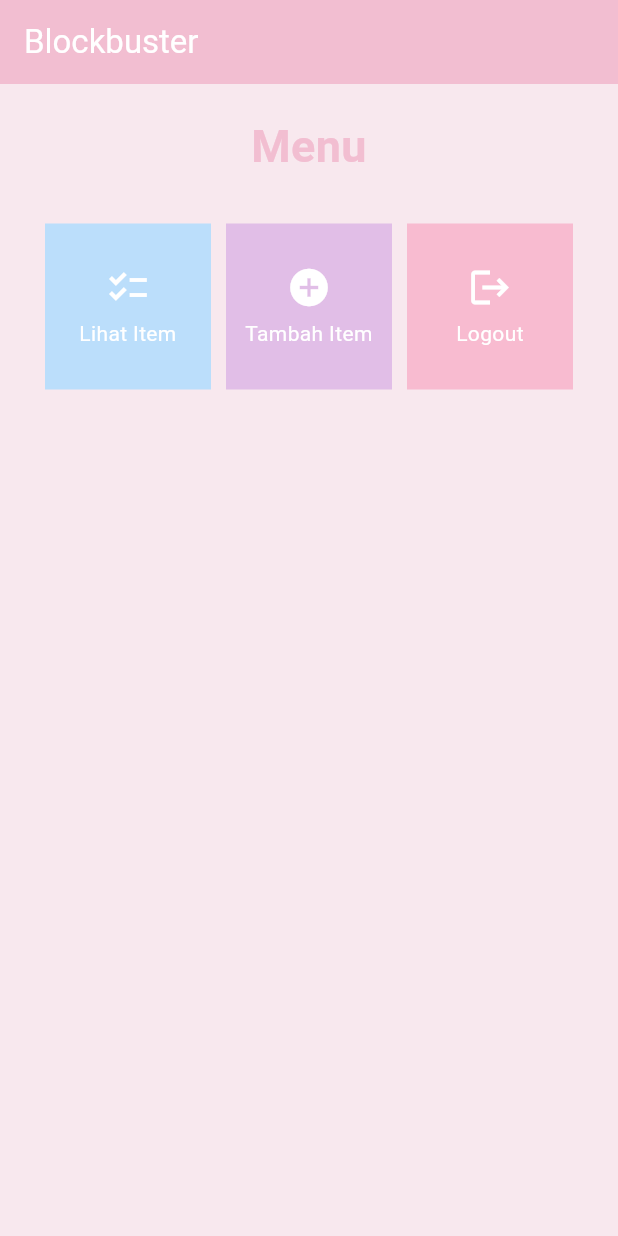
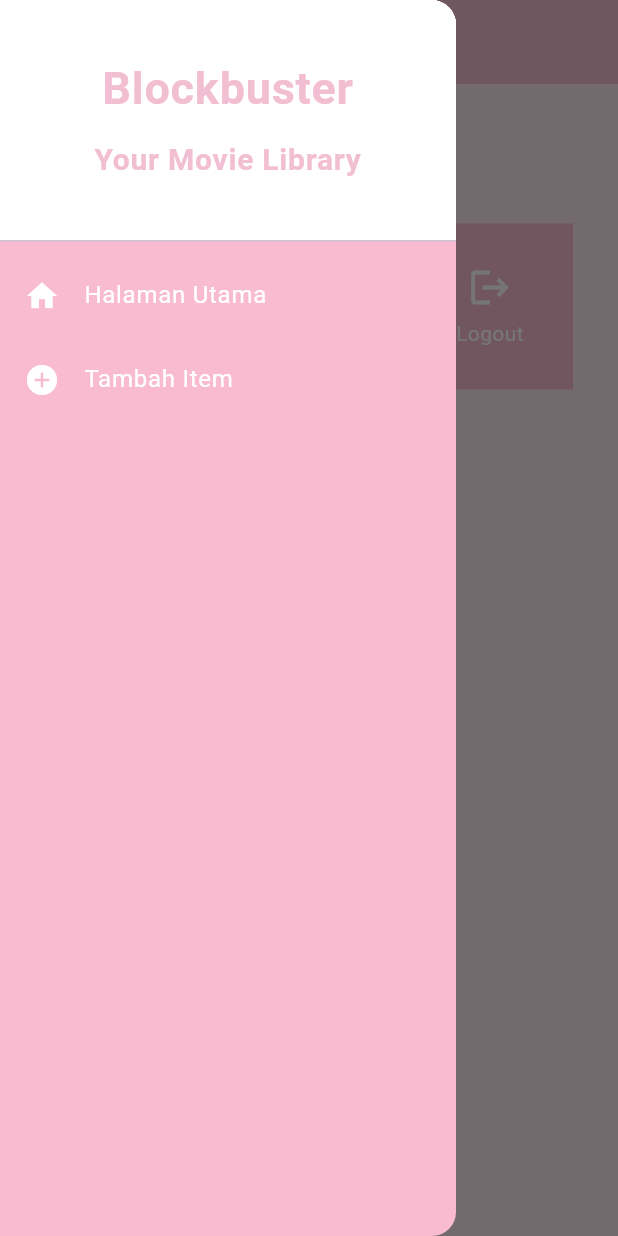
Before and after one commit to jessiruth/blockbuster-flutter, a Flutter app: the screen it shows after launch, with the side drawer open (before the commit the screen has no drawer), on a phone screen of 412 x 824 dp. Run offline on Flutter 3.47's test engine with Material 2 defaults, Android fonts, the light colour scheme and no system bars; our stand-ins replace image_picker.

Commit message:
Add left drawer for menu and add item screens

```diff
--- a/lib/screens/add_item.dart
+++ b/lib/screens/add_item.dart
@@ -3,6 +3,7 @@
 import 'package:image_picker/image_picker.dart';
 import 'package:flutter/material.dart';
 import 'package:blockbuster/models/item.dart';
+import 'package:blockbuster/widgets/left_drawer.dart';
 
 class AddItem extends StatefulWidget {
   const AddItem({Key? key}) : super(key: key);
@@ -33,6 +34,7 @@
           foregroundColor: Colors.white,
           backgroundColor: Theme.of(context).primaryColor,
         ),
+        drawer: const LeftDrawer(),
         body: Form(
           key: _formKey,
           child: SingleChildScrollView(
--- a/lib/screens/menu.dart
+++ b/lib/screens/menu.dart
@@ -1,5 +1,6 @@
 import 'package:flutter/material.dart';
 import 'package:blockbuster/widgets/menu_item.dart';
+import 'package:blockbuster/widgets/left_drawer.dart';
 
 class Menu extends StatelessWidget {
   Menu({Key? key}) : super(key: key);
@@ -18,6 +19,7 @@
         foregroundColor: Colors.white,
         backgroundColor: Theme.of(context).primaryColor,
       ),
+      drawer: const LeftDrawer(),
       body: SingleChildScrollView(
         child: Padding(
           padding: const EdgeInsets.all(10.0),
--- /dev/null
+++ b/lib/widgets/left_drawer.dart
@@ -0,0 +1,73 @@
+import 'package:flutter/material.dart';
+import 'package:blockbuster/screens/menu.dart';
+import 'package:blockbuster/screens/add_item.dart';
+
+class LeftDrawer extends StatelessWidget {
+  const LeftDrawer({Key? key}) : super(key: key);
+
+  @override
+  Widget build(BuildContext context) {
+    return Drawer(
+        backgroundColor: Colors.pink[100]!,
+        child: ListView(
+          children: [
+            const DrawerHeader(
+                decoration: BoxDecoration(
+                  color: Colors.white,
+                ),
+                child: Column(
+                  children: [
+                    Padding(
+                      padding: EdgeInsets.only(top: 20.0),
+                      child: Text(
+                        'Blockbuster',
+                        textAlign: TextAlign.center,
+                        style: TextStyle(
+                          fontSize: 30.0,
+                          fontWeight: FontWeight.bold,
+                          color: Color(0xFFF2BED1),
+                        ),
+                      ),
+                    ),
+                    Padding(
+                      padding: EdgeInsets.only(top: 10.0),
+                      child: Text(
+                        'Your Movie Library',
+                        textAlign: TextAlign.center,
+                        style: TextStyle(
+                          fontSize: 20.0,
+                          fontWeight: FontWeight.bold,
+                          color: Color(0xFFF2BED1),
+                        ),
+                      ),
+                    ),
+                  ],
+                )),
+            ListTile(
+              leading: const Icon(Icons.home),
+              iconColor: Colors.white,
+              title: const Text('Halaman Utama'),
+              textColor: Colors.white,
+              onTap: () {
+                Navigator.pushReplacement(
+                  context,
+                  MaterialPageRoute(builder: (context) => Menu()),
+                );
+              },
+            ),
+            ListTile(
+              leading: const Icon(Icons.add_circle),
+              iconColor: Colors.white,
+              title: const Text('Tambah Item'),
+              textColor: Colors.white,
+              onTap: () {
+                Navigator.pushReplacement(
+                  context,
+                  MaterialPageRoute(builder: (context) => const AddItem()),
+                );
+              },
+            ),
+          ],
+        ));
+  }
+}
```
Also changed, not shown: 1 other file.
